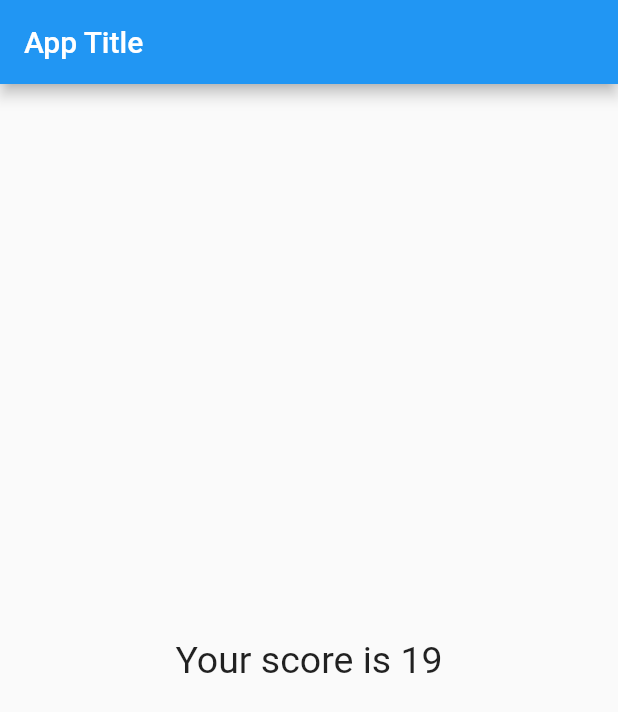
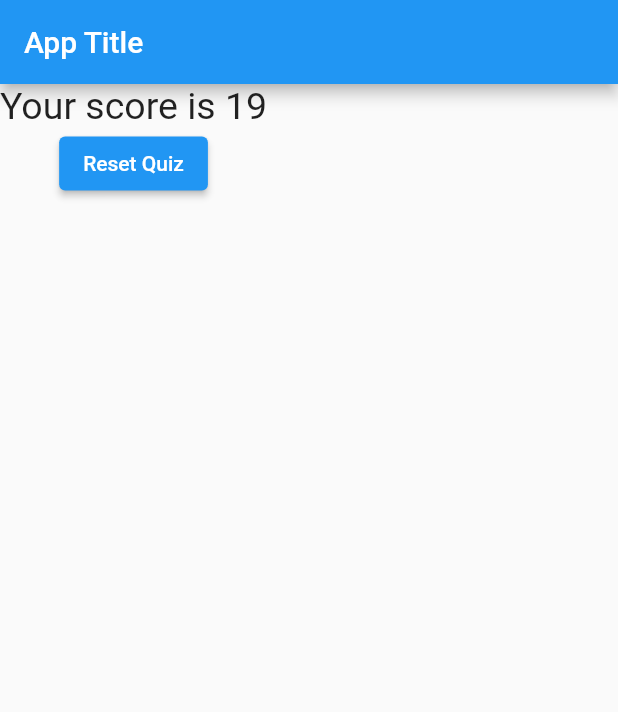
Before and after one commit to yaser-eftekhari/flutter-quiz, a Flutter app: the screen it shows after launch, after a tap on "Volleyball", after a tap on "Paris", after a tap on "Dark Knight", on a phone screen of 412 x 824 dp. Shown: the top 712 px of the screen. Run offline on Flutter 3.47's test engine with Material 2 defaults, Android fonts, the phone set to English and light mode, and no system bars.

Commit message:
added reset button

```diff
--- a/lib/main.dart
+++ b/lib/main.dart
@@ -18,6 +18,13 @@ class _AppState extends State<App> {
       _questionIndex++;
     });
     _totalScore += score;
+  }
+
+  void onResetAction() {
+    setState(() {
+      _questionIndex = 0;
+      _totalScore = 0;
+    });
   }
 
   var _questionIndex = 0;
@@ -68,7 +75,7 @@ class _AppState extends State<App> {
                 onPressCB: onPressAction,
                 qaList: _qaList,
               )
-            : Result(_totalScore),
+            : Result(totalScore: _totalScore, resetAction: onResetAction,),
       ),
     );
   }
--- a/lib/result.dart
+++ b/lib/result.dart
@@ -2,16 +2,20 @@ import 'package:flutter/material.dart';
 
 class Result extends StatelessWidget {
   final int totalScore;
+  final VoidCallback resetAction;
 
-  Result(this.totalScore);
+  Result({required this.totalScore, required this.resetAction});
 
   @override
   Widget build(BuildContext context) {
-    return Center(
-      child: Text(
-        "Your score is $totalScore",
-        style: TextStyle(fontSize: 25),
-      ),
+    return Column(
+      children: [
+        Text(
+          "Your score is $totalScore",
+          style: TextStyle(fontSize: 25),
+        ),
+        ElevatedButton(onPressed: resetAction, child: Text("Reset Quiz")),
+      ],
     );
   }
 }
```
